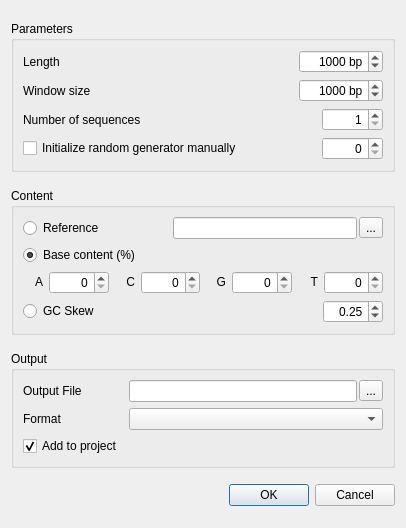
First picture: the form in src/plugins/dna_export/src/DNASequenceGeneratorDialog.ui, repository violethaze74/ugene, before the edit.
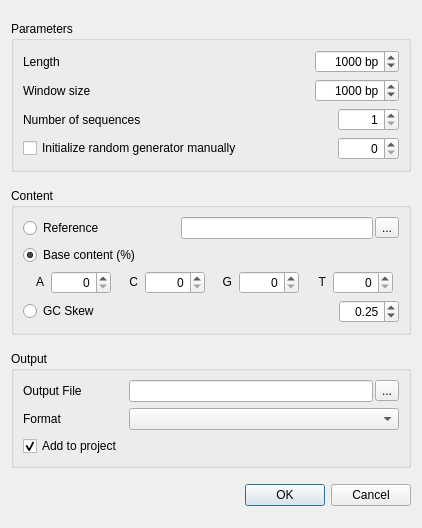
Second picture: the form after the edit.

Commit message: Build and warning fix

The edit to the form file:
```diff
--- a/src/plugins/dna_export/src/DNASequenceGeneratorDialog.ui
+++ b/src/plugins/dna_export/src/DNASequenceGeneratorDialog.ui
@@ -6,7 +6,7 @@
    <rect>
     <x>0</x>
     <y>0</y>
-    <width>406</width>
+    <width>422</width>
     <height>528</height>
    </rect>
   </property>
```
Left out of the diff: 15 changed lines with no effect on the pictures. The commit also changes 1 other file.
